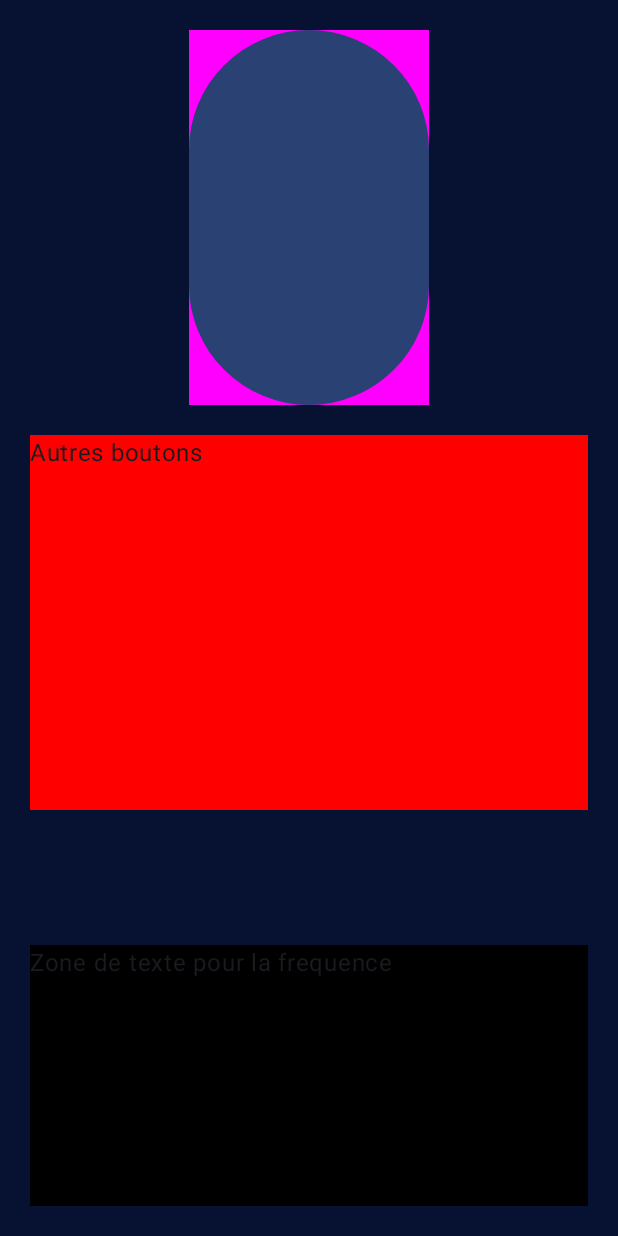
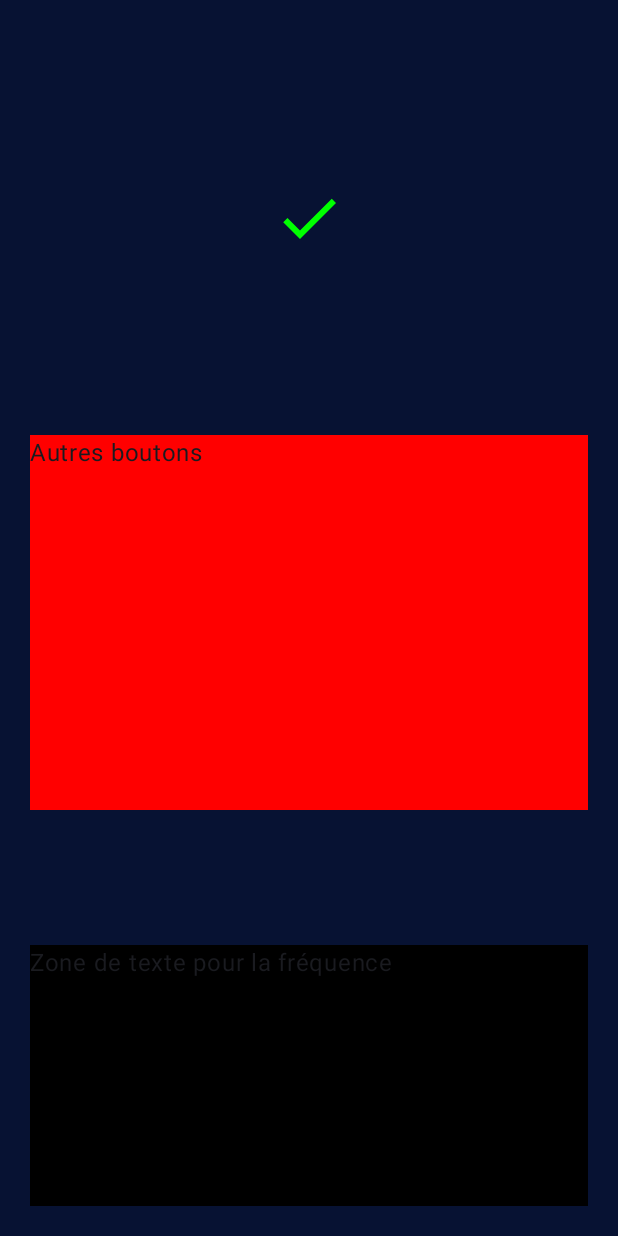
Before and after one commit to WilliamsLenkeu/TelecommandeUniversel, an Android app built with Jetpack Compose: the screen it shows after launch (MainActivity), on a phone screen of 412 x 824 dp. Run offline under Robolectric (Android 15) with nearby library versions, the phone set to English and light mode, and no system bars.

Commit message:
Ajout du bouton de demmarage et d'arret

```diff
--- a/app/src/main/java/com/learn/telecommandeuniversel/HomeScreen.kt
+++ b/app/src/main/java/com/learn/telecommandeuniversel/HomeScreen.kt
@@ -2,15 +2,27 @@ package com.learn.telecommandeuniversel
 
 import androidx.compose.foundation.background
 import androidx.compose.foundation.layout.*
+import androidx.compose.foundation.shape.CircleShape
 import androidx.compose.material.icons.Icons
-import androidx.compose.material.icons.rounded.Face
-import androidx.compose.material.icons.rounded.ThumbUp
+import androidx.compose.material.icons.filled.Clear
+import androidx.compose.material.icons.filled.ExitToApp
+import androidx.compose.material.icons.sharp.Check
+import androidx.compose.material.icons.sharp.Close
+import androidx.compose.material.icons.sharp.PlayArrow
+import androidx.compose.material3.Text
 import androidx.compose.material3.Button
+import androidx.compose.material3.ButtonDefaults
 import androidx.compose.material3.Icon
-import androidx.compose.material3.Text
+import androidx.compose.material3.IconButton
 import androidx.compose.runtime.Composable
+import androidx.compose.runtime.CompositionLocalProvider
+import androidx.compose.runtime.getValue
+import androidx.compose.runtime.mutableStateOf
+import androidx.compose.runtime.remember
+import androidx.compose.runtime.setValue
 import androidx.compose.ui.Alignment
 import androidx.compose.ui.Modifier
+import androidx.compose.ui.draw.clip
 import androidx.compose.ui.graphics.Color
 import androidx.compose.ui.unit.dp
 import com.learn.telecommandeuniversel.ui.theme.background
@@ -30,17 +42,10 @@ fun HomeScreen(){
             modifier = Modifier
                 .width(180.dp)
                 .height(270.dp)
-                .padding(10.dp)
-                .background(Color.Magenta)
+                .padding(10.dp),
+            verticalAlignment = Alignment.CenterVertically,
         ) {
-            Button(
-                onClick = { /*TODO*/ },
-                modifier = Modifier
-                    .fillMaxWidth()
-                    .fillMaxHeight()
-            ) {
-                Icons.Rounded.Face
-            }
+            MyPowerButton()
         }
         Row(
             modifier = Modifier
@@ -58,7 +63,38 @@ fun HomeScreen(){
                 .padding(10.dp, 80.dp, 10.dp, 10.dp)
                 .background(Color.Black)
         ) {
-            Text(text = "Zone de texte pour la frequence")
+            Text(text = "Zone de texte pour la fréquence")
         }
     }
 }
+
+@Composable
+fun MyPowerButton() {
+    var isClicked by remember { mutableStateOf(false) }
+
+    IconButton(
+        onClick = { isClicked = !isClicked },
+        modifier = Modifier
+            .padding(8.dp)
+            .size(150.dp)
+            .clip(CircleShape)
+            .width(300.dp)
+            .height(300.dp)
+    ) {
+        if (isClicked) {
+            Icon(
+                Icons.Sharp.Close,
+                contentDescription = "Stop",
+                modifier = Modifier.size(48.dp),
+                tint = Color.Red
+            )
+        } else {
+            Icon(
+                Icons.Sharp.Check,
+                contentDescription = "Play",
+                modifier = Modifier.size(48.dp),
+                tint = Color.Green
+            )
+        }
+    }
+}
```
